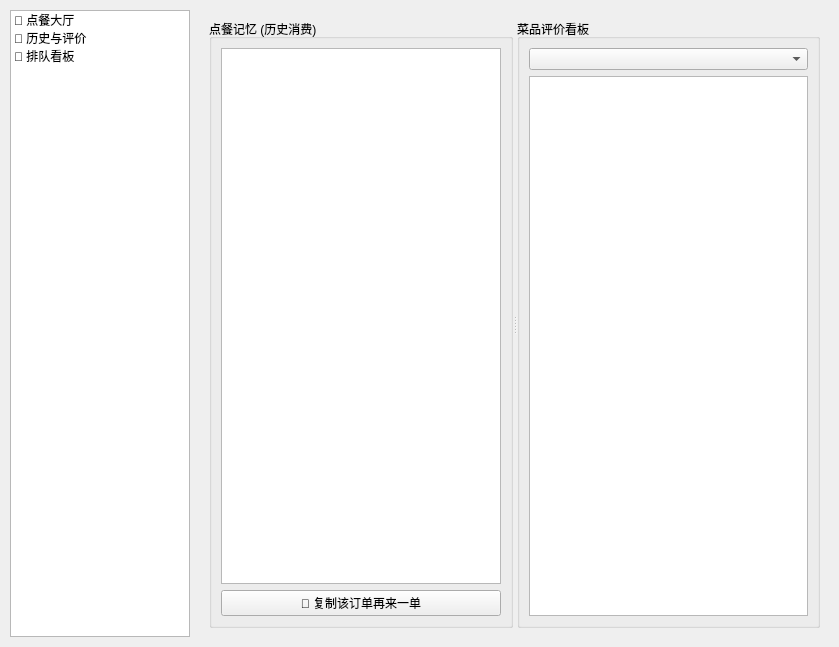
Old version of the form src/views/mainwindow.ui in the repository yanyinbo-02/OderingSystem.
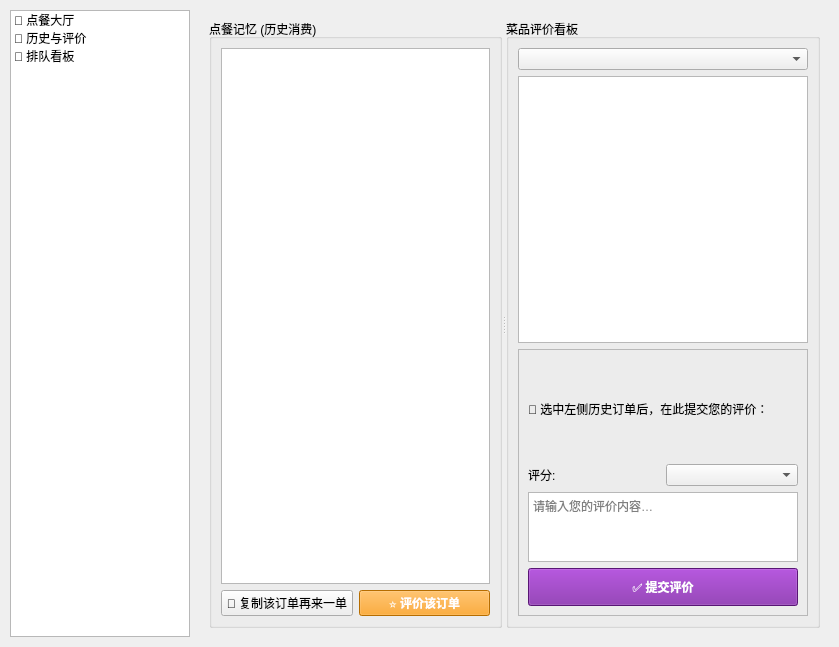
New version of the form. The open tabs and pages were chosen to show the change.

Diff of the .ui file:
```diff
--- a/src/views/mainwindow.ui
+++ b/src/views/mainwindow.ui
@@ -182,11 +182,25 @@
              <widget class="QListWidget" name="listWidgetHistory"/>
             </item>
             <item>
-             <widget class="QPushButton" name="copyHistoryOrder">
-              <property name="text">
-               <string>🔄 复制该订单再来一单</string>
-              </property>
-             </widget>
+             <layout class="QHBoxLayout" name="historyButtonsLayout">
+              <item>
+               <widget class="QPushButton" name="copyHistoryOrder">
+                <property name="text">
+                 <string>🔄 复制该订单再来一单</string>
+                </property>
+               </widget>
+              </item>
+              <item>
+               <widget class="QPushButton" name="btnRateHistoryOrder">
+                <property name="styleSheet">
+                 <string>background-color: #FF9800; color: white; font-weight: bold;</string>
+                </property>
+                <property name="text">
+                 <string>⭐ 评价该订单</string>
+                </property>
+               </widget>
+              </item>
+             </layout>
             </item>
            </layout>
           </widget>
@@ -201,6 +215,59 @@
             <item>
              <widget class="QListWidget" name="listWidgetComments"/>
             </item>
+            <item>
+             <widget class="QFrame" name="frameSubmitComment">
+              <property name="frameShape">
+               <enum>QFrame::StyledPanel</enum>
+              </property>
+              <layout class="QVBoxLayout" name="submitCommentLayout">
+               <item>
+                <widget class="QLabel" name="labelSubmitCommentPrompt">
+                 <property name="text">
+                  <string>📝 选中左侧历史订单后，在此提交您的评价：</string>
+                 </property>
+                </widget>
+               </item>
+               <item>
+                <layout class="QHBoxLayout" name="ratingRowLayout">
+                 <item>
+                  <widget class="QLabel" name="labelRatingPrompt">
+                   <property name="text">
+                    <string>评分:</string>
+                   </property>
+                  </widget>
+                 </item>
+                 <item>
+                  <widget class="QComboBox" name="comboRatingScore"/>
+                 </item>
+                </layout>
+               </item>
+               <item>
+                <widget class="QTextEdit" name="textEditCommentContent">
+                 <property name="placeholderText">
+                  <string>请输入您的评价内容…</string>
+                 </property>
+                 <property name="maximumSize">
+                  <size>
+                   <width>16777215</width>
+                   <height>70</height>
+                  </size>
+                 </property>
+                </widget>
+               </item>
+               <item>
+                <widget class="QPushButton" name="btnSubmitComment">
+                 <property name="styleSheet">
+                  <string>background-color: #7B1FA2; color: white; font-weight: bold; height: 30px;</string>
+                 </property>
+                 <property name="text">
+                  <string>✅ 提交评价</string>
+                 </property>
+                </widget>
+               </item>
+              </layout>
+             </widget>
+            </item>
            </layout>
           </widget>
          </widget>
```
